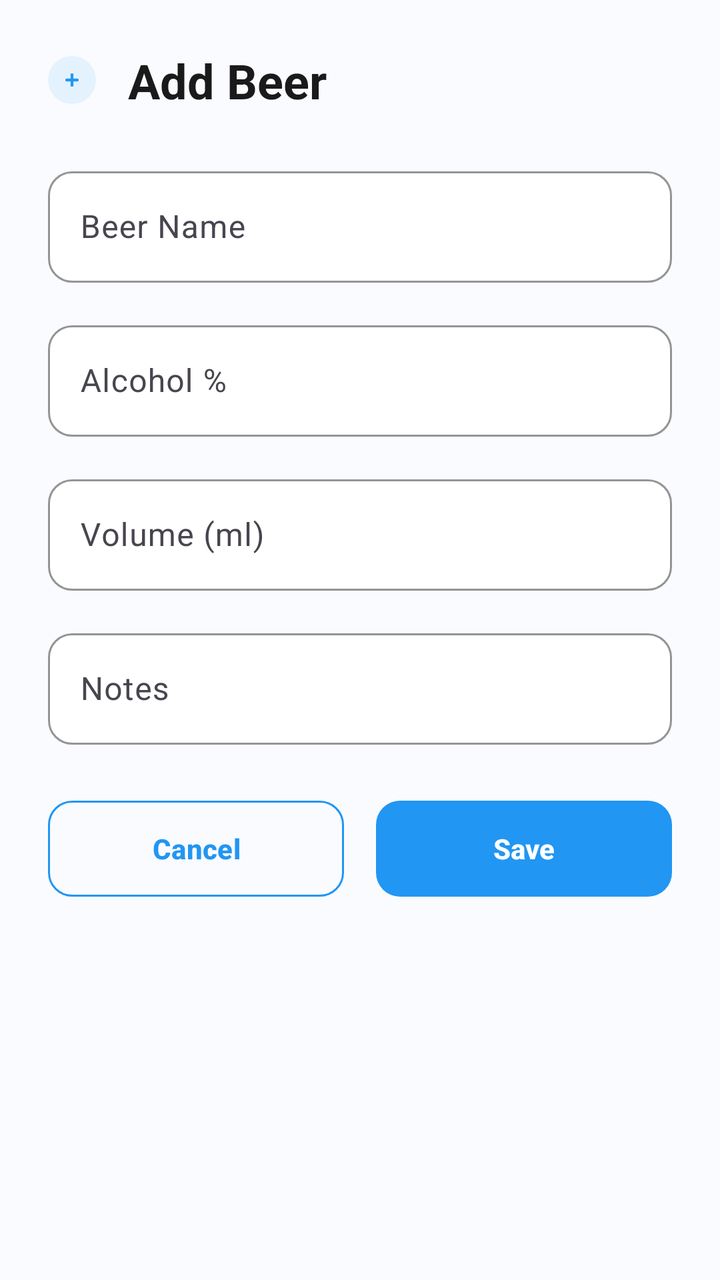
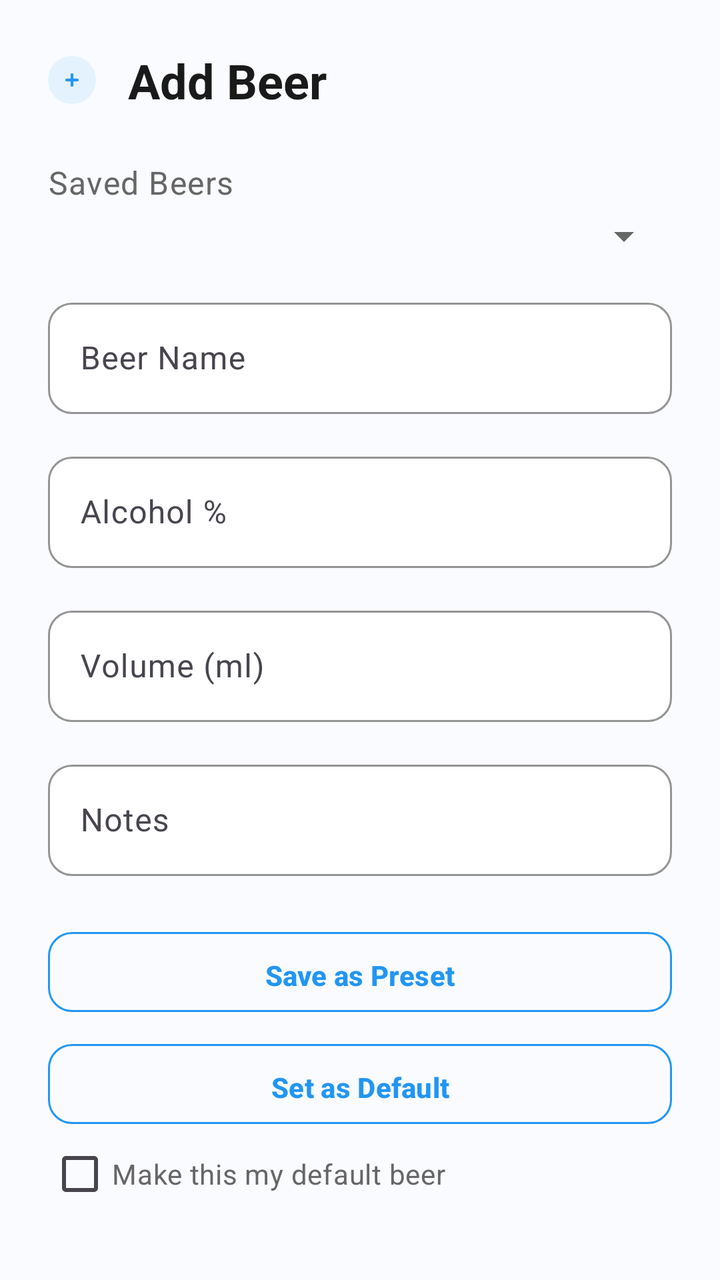

Screens rendered from an Android XML layout before and after an edit, with the pre-edit source and the edit as a unified diff.
<!-- AndroidManifest.xml: application theme Theme.BrewLog -->
<!-- res/layout/dialog_add_beer.xml -->
<?xml version="1.0" encoding="utf-8"?>
<LinearLayout xmlns:android="http://schemas.android.com/apk/res/android"
    xmlns:app="http://schemas.android.com/apk/res-auto"
    android:layout_width="match_parent"
    android:layout_height="wrap_content"
    android:background="@color/background"
    android:orientation="vertical"
    android:padding="24dp">

    
    <LinearLayout
        android:layout_width="match_parent"
        android:layout_height="wrap_content"
        android:layout_marginBottom="24dp"
        android:gravity="center_vertical"
        android:orientation="horizontal">

        <ImageView
            android:layout_width="24dp"
            android:layout_height="24dp"
            android:layout_marginEnd="16dp"
            android:background="@drawable/ic_circle_background"
            android:padding="6dp"
            android:src="@android:drawable/ic_input_add"
            app:tint="@color/blue_500" />

        <TextView
            android:layout_width="0dp"
            android:layout_height="wrap_content"
            android:layout_weight="1"
            android:text="@string/add_beer"
            android:textAppearance="@style/TextAppearance.BrewLog.Headline"
            android:textColor="@color/text_primary" />

    </LinearLayout>

    
    <com.google.android.material.textfield.TextInputLayout
        android:layout_width="match_parent"
        android:layout_height="wrap_content"
        android:layout_marginBottom="16dp"
        android:hint="@string/beer_name"
        app:boxBackgroundColor="@color/surface"
        app:boxCornerRadiusBottomEnd="12dp"
        app:boxCornerRadiusBottomStart="12dp"
        app:boxCornerRadiusTopEnd="12dp"
        app:boxCornerRadiusTopStart="12dp"
        app:boxStrokeColor="@color/blue_500"
        app:hintTextColor="@color/blue_500"
        style="@style/Widget.Material3.TextInputLayout.OutlinedBox">

        <com.google.android.material.textfield.TextInputEditText
            android:id="@+id/et_beer_name"
            android:layout_width="match_parent"
            android:layout_height="wrap_content"
            android:inputType="text"
            android:maxLines="1"
            android:textColor="@color/text_primary" />

    </com.google.android.material.textfield.TextInputLayout>

    
    <com.google.android.material.textfield.TextInputLayout
        android:layout_width="match_parent"
        android:layout_height="wrap_content"
        android:layout_marginBottom="16dp"
        android:hint="@string/alcohol_percentage"
        app:boxBackgroundColor="@color/surface"
        app:boxCornerRadiusBottomEnd="12dp"
        app:boxCornerRadiusBottomStart="12dp"
        app:boxCornerRadiusTopEnd="12dp"
        app:boxCornerRadiusTopStart="12dp"
        app:boxStrokeColor="@color/blue_500"
        app:hintTextColor="@color/blue_500"
        app:suffixText="%"
        style="@style/Widget.Material3.TextInputLayout.OutlinedBox">

        <com.google.android.material.textfield.TextInputEditText
            android:id="@+id/et_alcohol_percentage"
            android:layout_width="match_parent"
            android:layout_height="wrap_content"
            android:inputType="numberDecimal"
            android:maxLines="1"
            android:textColor="@color/text_primary" />

    </com.google.android.material.textfield.TextInputLayout>

    
    <com.google.android.material.textfield.TextInputLayout
        android:layout_width="match_parent"
        android:layout_height="wrap_content"
        android:layout_marginBottom="16dp"
        android:hint="@string/volume_ml"
        app:boxBackgroundColor="@color/surface"
        app:boxCornerRadiusBottomEnd="12dp"
        app:boxCornerRadiusBottomStart="12dp"
        app:boxCornerRadiusTopEnd="12dp"
        app:boxCornerRadiusTopStart="12dp"
        app:boxStrokeColor="@color/blue_500"
        app:hintTextColor="@color/blue_500"
        app:suffixText="ml"
        style="@style/Widget.Material3.TextInputLayout.OutlinedBox">

        <com.google.android.material.textfield.TextInputEditText
            android:id="@+id/et_volume_ml"
            android:layout_width="match_parent"
            android:layout_height="wrap_content"
            android:inputType="numberDecimal"
            android:maxLines="1"
            android:textColor="@color/text_primary" />

    </com.google.android.material.textfield.TextInputLayout>

    
    <com.google.android.material.textfield.TextInputLayout
        android:layout_width="match_parent"
        android:layout_height="wrap_content"
        android:layout_marginBottom="24dp"
        android:hint="@string/notes"
        app:boxBackgroundColor="@color/surface"
        app:boxCornerRadiusBottomEnd="12dp"
        app:boxCornerRadiusBottomStart="12dp"
        app:boxCornerRadiusTopEnd="12dp"
        app:boxCornerRadiusTopStart="12dp"
        app:boxStrokeColor="@color/blue_500"
        app:hintTextColor="@color/blue_500"
        style="@style/Widget.Material3.TextInputLayout.OutlinedBox">

        <com.google.android.material.textfield.TextInputEditText
            android:id="@+id/et_notes"
            android:layout_width="match_parent"
            android:layout_height="wrap_content"
            android:inputType="textMultiLine"
            android:maxLines="3"
            android:textColor="@color/text_primary" />

    </com.google.android.material.textfield.TextInputLayout>

    
    <LinearLayout
        android:layout_width="match_parent"
        android:layout_height="wrap_content"
        android:orientation="horizontal">

        <com.google.android.material.button.MaterialButton
            android:id="@+id/btn_cancel"
            android:layout_width="0dp"
            android:layout_height="56dp"
            android:layout_marginEnd="8dp"
            android:layout_weight="1"
            android:text="@string/cancel"
            android:textSize="14sp"
            android:textStyle="bold"
            app:cornerRadius="12dp"
            style="@style/Widget.BrewLog.Button.Outlined" />

        <com.google.android.material.button.MaterialButton
            android:id="@+id/btn_save"
            android:layout_width="0dp"
            android:layout_height="56dp"
            android:layout_marginStart="8dp"
            android:layout_weight="1"
            android:text="@string/save"
            android:textSize="14sp"
            android:textStyle="bold"
            app:cornerRadius="12dp"
            style="@style/Widget.BrewLog.Button" />

    </LinearLayout>

</LinearLayout>
<!-- resources referenced by this layout -->
<resources>
  <color name="background">#FAFBFF</color>
  <color name="blue_500">#2196F3</color>
  <color name="surface">#FFFFFF</color>
  <color name="text_primary">#1A1A1A</color>
  <!-- drawable ic_circle_background (drawable) -->
  <?xml version="1.0" encoding="utf-8"?>
  <shape xmlns:android="http://schemas.android.com/apk/res/android"
      android:shape="oval">
      <solid android:color="@color/blue_50" />
      <size
          android:width="40dp"
          android:height="40dp" />
  </shape>
  <string name="add_beer">Add Beer</string>
  <string name="alcohol_percentage">Alcohol %</string>
  <string name="beer_name">Beer Name</string>
  <string name="cancel">Cancel</string>
  <string name="notes">Notes</string>
  <string name="save">Save</string>
  <string name="volume_ml">Volume (ml)</string>
  <style name="TextAppearance.BrewLog.Headline" parent="TextAppearance.Material3.HeadlineMedium">
          <item name="android:textColor">@color/text_primary</item>
          <item name="android:textSize">24sp</item>
          <item name="android:textStyle">bold</item>
      </style>
  <style name="Widget.BrewLog.Button" parent="Widget.Material3.Button">
          <item name="android:textColor">@color/white</item>
          <item name="backgroundTint">@color/blue_500</item>
          <item name="cornerRadius">12dp</item>
          <item name="android:paddingStart">24dp</item>
          <item name="android:paddingEnd">24dp</item>
          <item name="android:paddingTop">12dp</item>
          <item name="android:paddingBottom">12dp</item>
          <item name="android:textSize">14sp</item>
          <item name="android:textStyle">bold</item>
      </style>
  <style name="Widget.BrewLog.Button.Outlined" parent="Widget.Material3.Button.OutlinedButton">
          <item name="android:textColor">@color/blue_500</item>
          <item name="strokeColor">@color/blue_500</item>
          <item name="cornerRadius">12dp</item>
          <item name="android:paddingStart">24dp</item>
          <item name="android:paddingEnd">24dp</item>
          <item name="android:paddingTop">12dp</item>
          <item name="android:paddingBottom">12dp</item>
          <item name="android:textSize">14sp</item>
          <item name="android:textStyle">bold</item>
      </style>
  <color name="blue_50">#E3F2FD</color>
  <color name="white">#FFFFFF</color>
  <color name="blue_700">#1976D2</color>
  <color name="accent">#03DAC6</color>
  <color name="accent_dark">#018786</color>
  <color name="black">#000000</color>
  <color name="surface_variant">#F5F7FF</color>
  <color name="text_on_surface">#1A1A1A</color>
  <color name="text_secondary">#666666</color>
  <color name="text_hint">#BDBDBD</color>
  <color name="card_background">#FFFFFF</color>
</resources>

<!-- the commit's change to res/layout/dialog_add_beer.xml (unified diff, before → after) -->
@@ -35,6 +35,20 @@
     </LinearLayout>
 
     
+    <TextView
+        android:layout_width="wrap_content"
+        android:layout_height="wrap_content"
+        android:text="Saved Beers"
+        android:textAppearance="@style/TextAppearance.BrewLog.Body"
+        android:textColor="@color/text_secondary"
+        android:layout_marginBottom="4dp" />
+    <Spinner
+        android:id="@+id/spinner_saved_beers"
+        android:layout_width="match_parent"
+        android:layout_height="wrap_content"
+        android:layout_marginBottom="16dp" />
+
+    
     <com.google.android.material.textfield.TextInputLayout
         android:layout_width="match_parent"
         android:layout_height="wrap_content"
@@ -135,6 +149,37 @@
             android:textColor="@color/text_primary" />
 
     </com.google.android.material.textfield.TextInputLayout>
+
+    
+    <com.google.android.material.button.MaterialButton
+        android:id="@+id/btn_save_preset_beer"
+        android:layout_width="match_parent"
+        android:layout_height="48dp"
+        android:text="Save as Preset"
+        android:textSize="14sp"
+        style="@style/Widget.BrewLog.Button.Outlined"
+        app:cornerRadius="12dp"
+        android:layout_marginBottom="8dp" />
+
+    
+    <com.google.android.material.button.MaterialButton
+        android:id="@+id/btn_set_default_beer"
+        android:layout_width="match_parent"
+        android:layout_height="48dp"
+        android:text="Set as Default"
+        android:textSize="14sp"
+        style="@style/Widget.BrewLog.Button.Outlined"
+        app:cornerRadius="12dp"
+        android:layout_marginBottom="8dp" />
+
+    
+    <com.google.android.material.checkbox.MaterialCheckBox
+        android:id="@+id/checkbox_make_default_beer"
+        android:layout_width="wrap_content"
+        android:layout_height="wrap_content"
+        android:text="Make this my default beer"
+        android:textColor="@color/text_secondary"
+        android:layout_marginBottom="16dp" />
 
     
     <LinearLayout
<!-- resource entries referenced after the edit -->
@@ -4,6 +4,7 @@
   <color name="blue_500">#2196F3</color>
   <color name="surface">#FFFFFF</color>
   <color name="text_primary">#1A1A1A</color>
+  <color name="text_secondary">#666666</color>
   <!-- drawable ic_circle_background (drawable) -->
   <?xml version="1.0" encoding="utf-8"?>
   <shape xmlns:android="http://schemas.android.com/apk/res/android"
@@ -20,6 +21,10 @@
   <string name="notes">Notes</string>
   <string name="save">Save</string>
   <string name="volume_ml">Volume (ml)</string>
+  <style name="TextAppearance.BrewLog.Body" parent="TextAppearance.Material3.BodyLarge">
+          <item name="android:textColor">@color/text_secondary</item>
+          <item name="android:textSize">16sp</item>
+      </style>
   <style name="TextAppearance.BrewLog.Headline" parent="TextAppearance.Material3.HeadlineMedium">
           <item name="android:textColor">@color/text_primary</item>
           <item name="android:textSize">24sp</item>
@@ -55,7 +60,6 @@
   <color name="black">#000000</color>
   <color name="surface_variant">#F5F7FF</color>
   <color name="text_on_surface">#1A1A1A</color>
-  <color name="text_secondary">#666666</color>
   <color name="text_hint">#BDBDBD</color>
   <color name="card_background">#FFFFFF</color>
 </resources>
